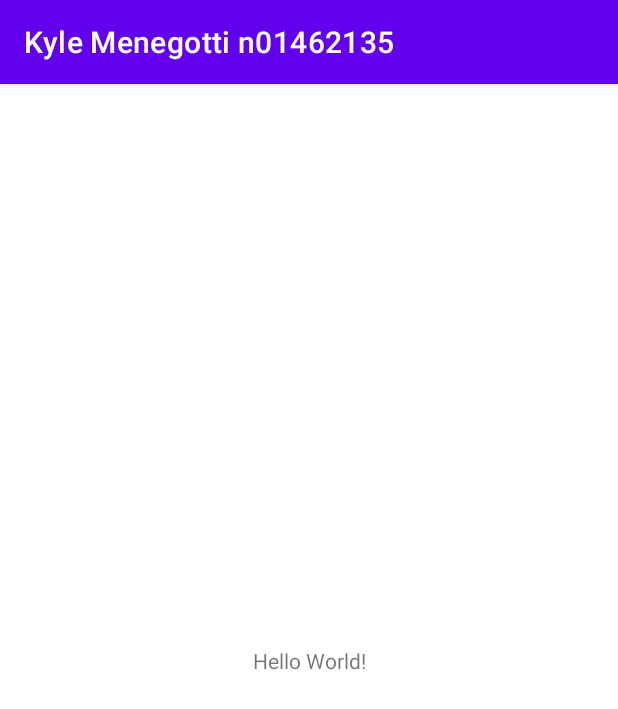
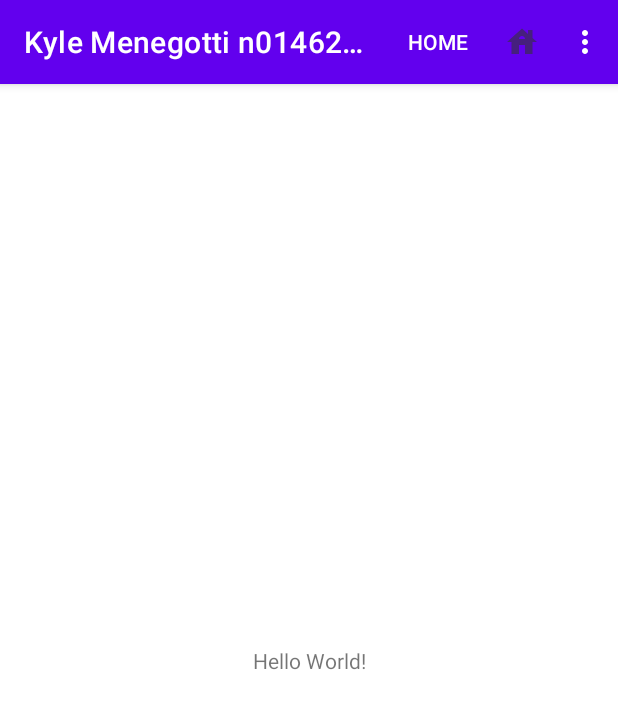
Before and after one commit to KyleMenegotti2135/KyleMenegottiAssign2, an Android app: the screen it shows after launch (MenegottiActivity), on a phone screen of 412 x 824 dp. Shown: the top 709 px of the screen. Run offline under Robolectric (Android 15) with nearby library versions, the light colour scheme and no system bars.

Commit message:
Adding required menu options, uploading and configuring image for button icons

```diff
--- a/KyleAssign22/src/main/java/kyle/menegotti/n01462135/MenegottiActivity.java
+++ b/KyleAssign22/src/main/java/kyle/menegotti/n01462135/MenegottiActivity.java
@@ -5,6 +5,8 @@ package kyle.menegotti.n01462135;
 import androidx.appcompat.app.AppCompatActivity;
 
 import android.os.Bundle;
+import android.view.Menu;
+import android.view.MenuInflater;
 
 public class MenegottiActivity extends AppCompatActivity {
 
@@ -13,4 +15,12 @@ public class MenegottiActivity extends AppCompatActivity {
         super.onCreate(savedInstanceState);
         setContentView(R.layout.activity_main);
     }
+
+    @Override
+    public boolean onCreateOptionsMenu(Menu menu) {
+        MenuInflater inflater = getMenuInflater();
+        inflater.inflate(R.menu.home,menu);
+        return true;
+    }
+
 }
--- /dev/null
+++ b/KyleAssign22/src/main/res/drawable-anydpi/menu_building.xml
@@ -0,0 +1,11 @@
+<vector xmlns:android="http://schemas.android.com/apk/res/android"
+    android:width="24dp"
+    android:height="24dp"
+    android:viewportWidth="24"
+    android:viewportHeight="24"
+    android:tint="#333333"
+    android:alpha="0.6">
+  <path
+      android:fillColor="@android:color/white"
+      android:pathData="M19,9.3V4h-3v2.6L12,3L2,12h3v8h5v-6h4v6h5v-8h3L19,9.3zM10,10c0,-1.1 0.9,-2 2,-2s2,0.9 2,2H10z"/>
+</vector>
--- /dev/null
+++ b/KyleAssign22/src/main/res/menu/home.xml
@@ -0,0 +1,23 @@
+<?xml version="1.0" encoding="utf-8"?>
+<menu xmlns:android="http://schemas.android.com/apk/res/android"
+    xmlns:app="http://schemas.android.com/apk/res-auto"
+    xmlns:tools="http://schemas.android.com/tools"
+    tools:context=".MainActivity">
+
+    <item
+        android:id="@+id/KyleHomeItem1"
+        android:title="@string/help"></item>
+
+    <item
+        android:id="@+id/KyleHomeItem2"
+        android:title="@string/home"
+        app:showAsAction="ifRoom"></item>
+
+    <item
+        android:id="@+id/KyleHomeItem3"
+        android:icon="@drawable/menu_building"
+        android:title="@string/Rent"
+        app:showAsAction="always" />
+
+
+</menu>
--- a/KyleAssign22/src/main/res/values/strings.xml
+++ b/KyleAssign22/src/main/res/values/strings.xml
@@ -2,4 +2,7 @@
 
 <resources>
     <string name="app_name">Kyle Menegotti n01462135</string>
+    <string name="help">Help</string>
+    <string name="home">Home</string>
+    <string name="Rent">Rent</string>
 </resources>
```
Also changed, not shown: KyleAssign22/src/main/res/drawable-anydpi/menu_building1.png (added), KyleAssign22/src/main/res/drawable-hdpi/menu_building.png (added), KyleAssign22/src/main/res/drawable-mdpi/menu_building.png (added), KyleAssign22/src/main/res/drawable-xhdpi/menu_building.png (added), KyleAssign22/src/main/res/drawable-xxhdpi/menu_building.png (added).
